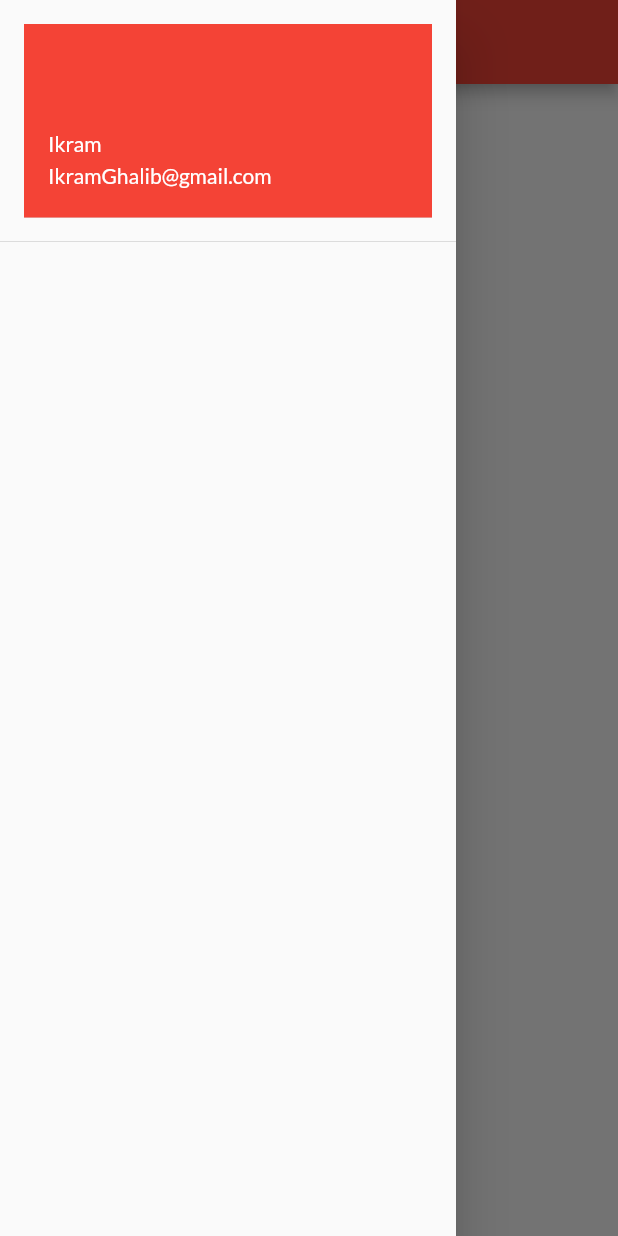
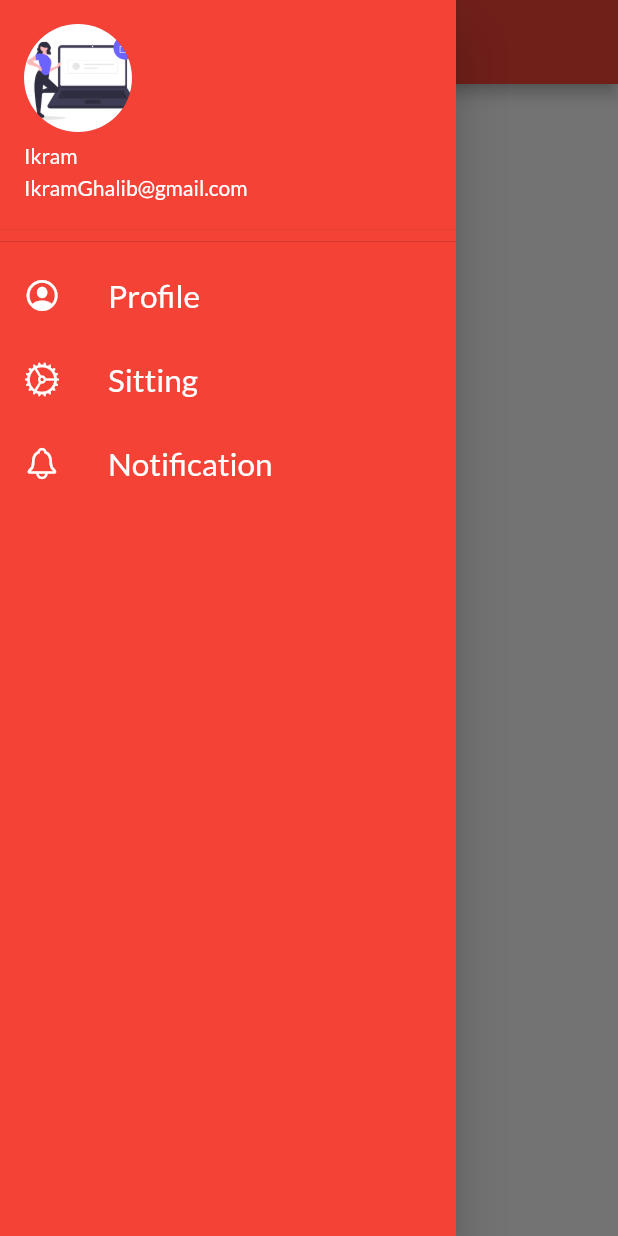
Before and after one commit to IkramGhalib/catlogs, a Flutter app: the Home screen opened by its route, with the side drawer open, on a phone screen of 412 x 824 dp. Run offline on Flutter 3.47's test engine with Material 2 defaults, Android fonts, the phone set to English and light mode, and no system bars; our stand-ins replace google_fonts.

Commit message:
Drawer profile modi

```diff
--- a/lib/widgets/drawer.dart
+++ b/lib/widgets/drawer.dart
@@ -1,3 +1,4 @@
+import 'package:flutter/cupertino.dart';
 import 'package:flutter/material.dart';
 
 class MyDrawer extends StatelessWidget {
@@ -5,17 +6,50 @@ class MyDrawer extends StatelessWidget {
 
   @override
   Widget build(BuildContext context) {
+    final imageUrl="https://www.google.com/search?q=ikramghalib&rlz=1C1SQJL_enPK961PK961&sxsrf=AOaemvJeSe1nBs_yRPM-OPEwiiXKWWVb2A:1630387811400&source=lnms&tbm=isch&sa=X&ved=2ahUKEwidsuDyw9ryAhWlmFwKHSoEBBcQ_AUoAXoECAEQAw&biw=1366&bih=625#imgrc=a7KtTjyeR1m8OM";
 
     return Drawer(
+      child: Container(
+        color: Colors.red,
         child: ListView(
+          padding: EdgeInsets.zero,
           children: [
             DrawerHeader(
+              padding: EdgeInsets.zero,
+
                 child: UserAccountsDrawerHeader(
+                  decoration: BoxDecoration(color: Colors.red),
                   accountName: Text("Ikram"),
                   accountEmail: Text("IkramGhalib@gmail.com"),
+                  // currentAccountPicture: Image.network(imageUrl),
+                  currentAccountPicture: CircleAvatar(
+                    backgroundImage: AssetImage("assets/images/login.png"),
+                    // backgroundImage: NetworkImage(imageUrl),
+
+                  ),
                 )
+            ),
+            //Left icon and title
+            ListTile(
+              leading:
+              Icon(
+                CupertinoIcons.profile_circled,color: Colors.white,),
+              title: Text("Profile",textScaleFactor: 1.5,style: TextStyle(color: Colors.white),),
+            ),
+            ListTile(
+              leading:
+              Icon(
+                CupertinoIcons.settings,color: Colors.white,),
+              title: Text("Sitting",textScaleFactor: 1.5,style: TextStyle(color: Colors.white),),
+            ),
+            ListTile(
+              leading:
+              Icon(
+                CupertinoIcons.bell,color: Colors.white,),
+              title: Text("Notification",textScaleFactor: 1.5,style: TextStyle(color: Colors.white),),
             )
           ],
+        ),
       ),
     );
   }
```
Lines whose indentation alone changed are shown as unchanged.
